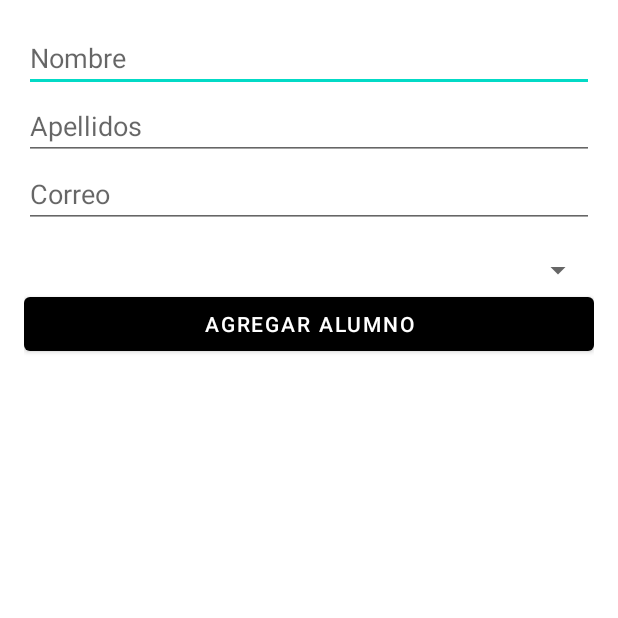
After one commit to jhossepsamuel231/movil_sesion3_2023, an Android app: the fragment FormAlumnoFragment shown on its own in the app's theme, on a phone screen of 412 x 824 dp, the top half of it. The commit adds this screen. Run offline under Robolectric (Android 15) with nearby library versions, the phone set to English and light mode, and no system bars.

Commit message:
prueba creo xsddd

```diff
--- /dev/null
+++ b/app/src/main/java/com/example/sesion03_2023/DatabaseHelper.java
@@ -0,0 +1,43 @@
+package com.example.sesion03_2023;
+import android.content.Context;
+import android.database.sqlite.SQLiteDatabase;
+import android.database.sqlite.SQLiteOpenHelper;
+
+public class DatabaseHelper extends SQLiteOpenHelper {
+    private static final String DATABASE_NAME = "mi_base_de_datos";
+    private static final int DATABASE_VERSION = 1;
+
+    // Sentencia SQL para crear la tabla "Carrera"
+    private static final String CREATE_TABLE_CARRERA = "CREATE TABLE carrera (" +
+            "id INTEGER PRIMARY KEY AUTOINCREMENT," +
+            "nombre TEXT," +
+            "estado TEXT);";
+
+    // Sentencia SQL para crear la tabla "Alumnos"
+    private static final String CREATE_TABLE_ALUMNOS = "CREATE TABLE alumnos (" +
+            "id INTEGER PRIMARY KEY AUTOINCREMENT," +
+            "nombres TEXT," +
+            "apellidos TEXT," +
+            "correo TEXT," +
+            "carrera_id INTEGER," +
+            "FOREIGN KEY (carrera_id) REFERENCES carrera(id));";
+
+    public DatabaseHelper(Context context) {
+        super(context, DATABASE_NAME, null, DATABASE_VERSION);
+    }
+
+    @Override
+    public void onCreate(SQLiteDatabase db) {
+        // Crear las tablas en la base de datos
+        db.execSQL(CREATE_TABLE_CARRERA);
+        db.execSQL(CREATE_TABLE_ALUMNOS);
+    }
+
+    @Override
+    public void onUpgrade(SQLiteDatabase db, int oldVersion, int newVersion) {
+        // En caso de actualizaciones futuras de la base de datos
+        db.execSQL("DROP TABLE IF EXISTS carrera");
+        db.execSQL("DROP TABLE IF EXISTS alumnos");
+        onCreate(db);
+    }
+}
--- /dev/null
+++ b/app/src/main/java/com/example/sesion03_2023/Fragments/FormAlumnoFragment.java
@@ -0,0 +1,150 @@
+package com.example.sesion03_2023.Fragments;
+
+import android.os.Bundle;
+import androidx.fragment.app.Fragment;
+import android.view.LayoutInflater;
+import android.view.View;
+import android.view.ViewGroup;
+import com.example.sesion03_2023.R;
+
+import android.widget.AdapterView;
+import android.widget.ArrayAdapter;
+import android.widget.Button;
+import android.widget.EditText;
+import android.widget.Spinner;
+import com.example.sesion03_2023.dao.AlumnoDataSource;
+import com.example.sesion03_2023.dao.CarreraDataSource;
+import com.example.sesion03_2023.models.Alumnos;
+import com.example.sesion03_2023.models.Carrera;
+import java.util.List;
+
+
+/**
+ * A simple {@link Fragment} subclass.
+ * Use the {@link FormAlumnoFragment#newInstance} factory method to
+ * create an instance of this fragment.
+ *
+ */
+public class FormAlumnoFragment extends Fragment {
+
+    private EditText editTextNombre, editTextApellidos, editTextCorreo;
+    private Spinner spinnerCarreras;
+    private Button btnAgregar;
+    private AlumnoDataSource alumnoDataSource;
+    private CarreraDataSource carreraDataSource;
+    private ArrayAdapter<Carrera> carreraAdapter;
+    private Carrera selectedCarrera;
+
+
+    // TODO: Rename parameter arguments, choose names that match
+    // the fragment initialization parameters, e.g. ARG_ITEM_NUMBER
+    private static final String ARG_PARAM1 = "param1";
+    private static final String ARG_PARAM2 = "param2";
+
+    // TODO: Rename and change types of parameters
+    private String mParam1;
+    private String mParam2;
+
+    /**
+     * Use this factory method to create a new instance of
+     * this fragment using the provided parameters.
+     *
+     * @param param1 Parameter 1.
+     * @param param2 Parameter 2.
+     * @return A new instance of fragment FormAlumnoFragment.
+     */
+    // TODO: Rename and change types and number of parameters
+    public static FormAlumnoFragment newInstance(String param1, String param2) {
+        FormAlumnoFragment fragment = new FormAlumnoFragment();
+        Bundle args = new Bundle();
+        args.putString(ARG_PARAM1, param1);
+        args.putString(ARG_PARAM2, param2);
+        fragment.setArguments(args);
+        return fragment;
+    }
+
+    public FormAlumnoFragment() {
+        // Required empty public constructor
+    }
+
+    @Override
+    public void onCreate(Bundle savedInstanceState) {
+        super.onCreate(savedInstanceState);
+        if (getArguments() != null) {
+            mParam1 = getArguments().getString(ARG_PARAM1);
+            mParam2 = getArguments().getString(ARG_PARAM2);
+        }
+    }
+
+    @Override
+    public View onCreateView(LayoutInflater inflater, ViewGroup container,
+                             Bundle savedInstanceState) {
+        View view = inflater.inflate(R.layout.fragment_form_alumno, container, false);
+
+        editTextNombre = view.findViewById(R.id.editTextNombre);
+        editTextApellidos = view.findViewById(R.id.editTextApellidos);
+        editTextCorreo = view.findViewById(R.id.editTextCorreo);
+        spinnerCarreras = view.findViewById(R.id.spinnerCarreras);
+        btnAgregar = view.findViewById(R.id.btnAgregar);
+
+        alumnoDataSource = new AlumnoDataSource(requireContext());
+        carreraDataSource = new CarreraDataSource(requireContext());
+
+        cargarCarreras();
+
+        spinnerCarreras.setOnItemSelectedListener(new AdapterView.OnItemSelectedListener() {
+            @Override
+            public void onItemSelected(AdapterView<?> parentView, View selectedItemView, int position, long id) {
+                selectedCarrera = carreraAdapter.getItem(position);
+            }
+
+            @Override
+            public void onNothingSelected(AdapterView<?> parentView) {
+                selectedCarrera = null;
+            }
+        });
+
+        btnAgregar.setOnClickListener(new View.OnClickListener() {
+            @Override
+            public void onClick(View view) {
+                agregarAlumno();
+            }
+        });
+
+        return view;
+    }
+
+    private void cargarCarreras() {
+        carreraDataSource.open();
+        List<Carrera> carreras = carreraDataSource.listarCarreras();
+        carreraDataSource.close();
+
+        // Configurar el adaptador para el Spinner
+        carreraAdapter = new ArrayAdapter<>(requireContext(), android.R.layout.simple_spinner_item, carreras);
+        carreraAdapter.setDropDownViewResource(android.R.layout.simple_spinner_dropdown_item);
+        spinnerCarreras.setAdapter(carreraAdapter);
+    }
+
+    private void agregarAlumno() {
+        String nombre = editTextNombre.getText().toString();
+        String apellidos = editTextApellidos.getText().toString();
+        String correo = editTextCorreo.getText().toString();
+
+        if (selectedCarrera != null && !nombre.isEmpty() && !apellidos.isEmpty() && !correo.isEmpty()) {
+            Alumnos alumno = new Alumnos(null, nombre, apellidos, correo, selectedCarrera.getIdCarrera());
+            alumnoDataSource.open();
+            alumnoDataSource.agregarAlumno(alumno);
+            alumnoDataSource.close();
+
+            // Limpiar los campos después de agregar
+            editTextNombre.setText("");
+            editTextApellidos.setText("");
+            editTextCorreo.setText("");
+            selectedCarrera = null;
+
+            // Puedes mostrar un mensaje de éxito o realizar alguna otra acción aquí
+        } else {
+            // Puedes mostrar un mensaje de error o realizar alguna otra acción aquí
+        }
+    }
+}
--- a/app/src/main/java/com/example/sesion03_2023/Login.java
+++ b/app/src/main/java/com/example/sesion03_2023/Login.java
@@ -33,7 +33,7 @@ public class Login extends AppCompatActivity {
         userMap = new HashMap<>();
         // Agregar usuarios para probar
         userMap.put("user1", new User("Jhossep", "Dareck", "user1", "123", "Female", "987-654-321", true, R.drawable.image1));
-        userMap.put("user2", new User("Gerson", "Bravo", "user2", "1234", "Male", "927-351-001", true, R.drawable.image2));
+            userMap.put("user2", new User("Gerson", "Bravo", "user2", "1234", "Male", "927-351-001", true, R.drawable.image2));
         userMap.put("user3", new User("Rubi", "Figueroa", "user3", "12345", "Female", "987-134-121", true, R.drawable.image4));
         userMap.put("user4", new User("Ailin", "Leche", "user4", "123456", "Male", "937-044-313", true, R.drawable.image3));
 
--- /dev/null
+++ b/app/src/main/java/com/example/sesion03_2023/dao/CarreraDataSource.java
@@ -0,0 +1,93 @@
+package com.example.sesion03_2023.dao;
+
+import android.content.ContentValues;
+import android.content.Context;
+import android.database.Cursor;
+import android.database.sqlite.SQLiteDatabase;
+
+import com.example.sesion03_2023.DatabaseHelper;
+import com.example.sesion03_2023.models.Carrera;
+
+import java.util.ArrayList;
+import java.util.List;
+
+public class CarreraDataSource {
+    private SQLiteDatabase database;
+    private DatabaseHelper dbHelper;
+
+    public CarreraDataSource(Context context) {
+        dbHelper = new DatabaseHelper(context);
+    }
+
+    public void open() {
+        database = dbHelper.getWritableDatabase();
+    }
+
+    public void close() {
+        dbHelper.close();
+    }
+
+    public long agregarCarrera(Carrera carrera) {
+        ContentValues values = new ContentValues();
+        values.put("nombre", carrera.getNombre());
+        values.put("estado", carrera.getEstado() ? 1 : 0); // Convierte el valor booleano a 1 o 0
+        return database.insert("carrera", null, values);
+    }
+
+    public boolean eliminarCarreraPorId(int carreraId) {
+        return database.delete("carrera", "id = ?", new String[]{String.valueOf(carreraId)}) > 0;
+    }
+
+    public Carrera buscarCarreraPorId(int carreraId) {
+        Cursor cursor = database.query("carrera", null, "id = ?", new String[]{String.valueOf(carreraId)}, null, null, null);
+
+        if (cursor != null) {
+            if (cursor.moveToFirst()) {
+                Carrera carrera = cursorToCarrera(cursor);
+                cursor.close();
+                return carrera;
+            }
+            cursor.close();
+        }
+
+        return null; // No se encontró la carrera con el ID especificado
+    }
+
+    private Carrera cursorToCarrera(Cursor cursor) {
+        int idIndex = cursor.getColumnIndex("id");
+        int nombreIndex = cursor.getColumnIndex("nombre");
+        int estadoIndex = cursor.getColumnIndex("estado");
+
+        int id = cursor.getInt(idIndex);
+        String nombre = cursor.getString(nombreIndex);
+        boolean estado = cursor.getInt(estadoIndex) == 1;
+
+        return new Carrera(id, nombre, estado);
+    }
+
+    public List<Carrera> listarCarreras() {
+        List<Carrera> carreras = new ArrayList<>();
+        Cursor cursor = database.query("carrera", null, null, null, null, null, null);
+
+        if (cursor != null) {
+            if (cursor.moveToFirst()) {
+                do {
+                    Carrera carrera = cursorToCarrera(cursor);
+                    carreras.add(carrera);
+                } while (cursor.moveToNext());
+                cursor.close();
+            }
+        }
+
+        return carreras;
+    }
+
+    public boolean actualizarCarrera(Carrera carrera) {
+        ContentValues values = new ContentValues();
+        values.put("nombre", carrera.getNombre());
+        values.put("estado", carrera.getEstado() ? 1 : 0); // Convierte el valor booleano a 1 o 0
+
+        int filasActualizadas = database.update("carrera", values, "id = ?", new String[]{String.valueOf(carrera.getIdCarrera())});
+        return filasActualizadas > 0;
+    }
+}
--- /dev/null
+++ b/app/src/main/res/layout/fragment_form_alumno.xml
@@ -0,0 +1,41 @@
+<?xml version="1.0" encoding="utf-8"?>
+<LinearLayout
+    xmlns:android="http://schemas.android.com/apk/res/android"
+    xmlns:tools="http://schemas.android.com/tools"
+    android:layout_width="match_parent"
+    android:layout_height="match_parent"
+    android:orientation="vertical"
+    android:padding="16dp"
+    tools:context=".FormAlumnoFragment">
+
+    <EditText
+        android:id="@+id/editTextNombre"
+        android:layout_width="match_parent"
+        android:layout_height="wrap_content"
+        android:hint="Nombre" />
+
+    <EditText
+        android:id="@+id/editTextApellidos"
+        android:layout_width="match_parent"
+        android:layout_height="wrap_content"
+        android:hint="Apellidos" />
+
+    <EditText
+        android:id="@+id/editTextCorreo"
+        android:layout_width="match_parent"
+        android:layout_height="wrap_content"
+        android:hint="Correo" />
+
+    <Spinner
+        android:id="@+id/spinnerCarreras"
+        android:layout_width="match_parent"
+        android:layout_height="wrap_content"
+        android:layout_marginTop="16dp" />
+
+    <Button
+        android:id="@+id/btnAgregar"
+        android:layout_width="match_parent"
+        android:layout_height="wrap_content"
+        android:text="Agregar Alumno" />
+
+</LinearLayout>
```
Also changed, not shown: app/src/main/java/com/example/sesion03_2023/MainActivity.java (+0 -22 lines), app/src/main/java/com/example/sesion03_2023/dao/AlumnoDataSource.java (added, +128 -0 lines), app/src/main/java/com/example/sesion03_2023/models/Alumnos.java (added, +62 -0 lines), app/src/main/java/com/example/sesion03_2023/models/Carrera.java (added, +42 -0 lines).
